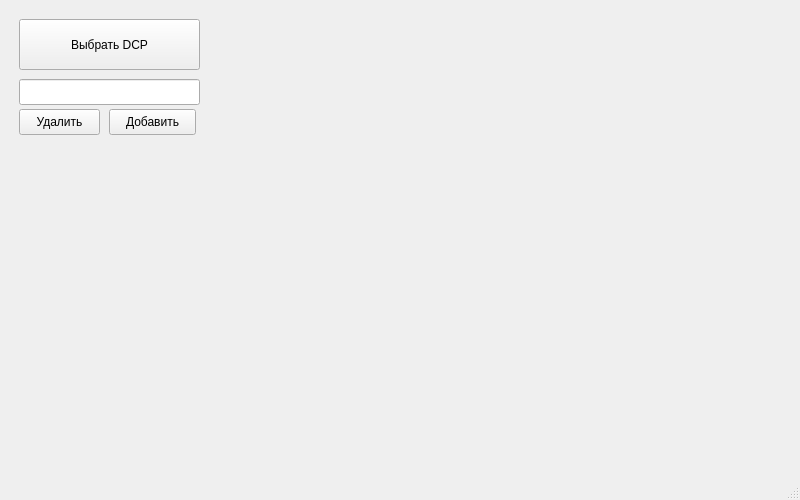
Old version of the form mainwindow.ui in the repository SaveTheTelvit/DCPHashValidator.
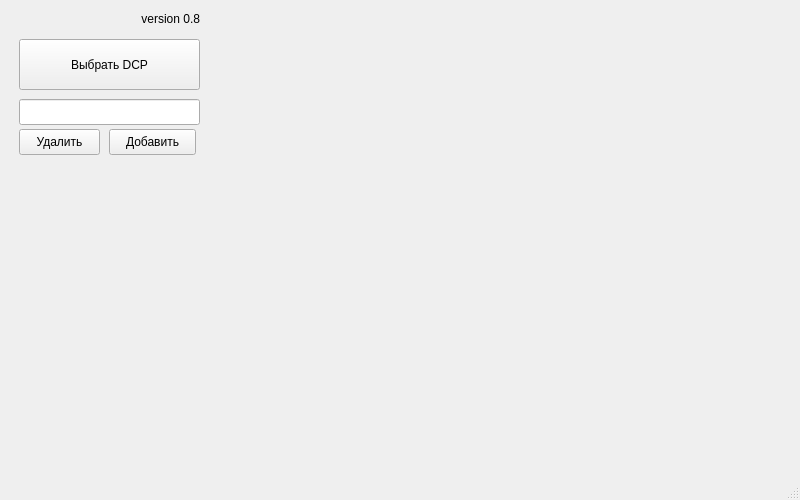
New version of the form.

Diff of the .ui file:
```diff
--- a/mainwindow.ui
+++ b/mainwindow.ui
@@ -27,7 +27,7 @@
   </property>
   <widget class="QWidget" name="centralwidget">
    <layout class="QGridLayout" name="gridLayout">
-    <item row="0" column="0">
+    <item row="1" column="0">
      <widget class="QWidget" name="widget" native="true">
       <property name="minimumSize">
        <size>
@@ -39,7 +39,7 @@
        <property name="geometry">
         <rect>
          <x>10</x>
-         <y>10</y>
+         <y>30</y>
          <width>181</width>
          <height>51</height>
         </rect>
@@ -52,7 +52,7 @@
        <property name="geometry">
         <rect>
          <x>100</x>
-         <y>100</y>
+         <y>120</y>
          <width>87</width>
          <height>26</height>
         </rect>
@@ -65,7 +65,7 @@
        <property name="geometry">
         <rect>
          <x>10</x>
-         <y>70</y>
+         <y>90</y>
          <width>181</width>
          <height>26</height>
         </rect>
@@ -75,7 +75,7 @@
        <property name="geometry">
         <rect>
          <x>10</x>
-         <y>100</y>
+         <y>120</y>
          <width>81</width>
          <height>26</height>
         </rect>
@@ -84,6 +84,22 @@
         <string>Удалить</string>
        </property>
       </widget>
+      <widget class="QLabel" name="label">
+       <property name="geometry">
+        <rect>
+         <x>10</x>
+         <y>0</y>
+         <width>181</width>
+         <height>20</height>
+        </rect>
+       </property>
+       <property name="text">
+        <string>version 0.8</string>
+       </property>
+       <property name="alignment">
+        <set>Qt::AlignRight|Qt::AlignTrailing|Qt::AlignVCenter</set>
+       </property>
+      </widget>
      </widget>
     </item>
    </layout>
```
